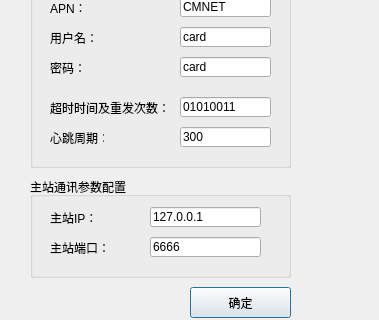
This is paramset_gprs.ui in CLP0037/UtilizationDevTesting as Qt 5 draws it before an edit; both pictures show x 0 to 379 and y 183 to 503 of the 379 by 503 pixel window. The edited form follows.
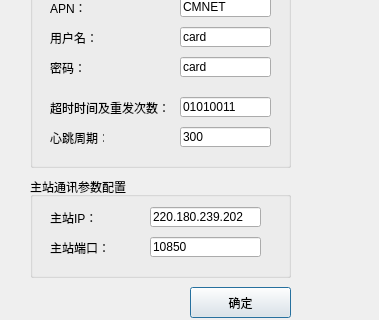
This is the edited form.

Patch:
```diff
--- a/paramset_gprs.ui
+++ b/paramset_gprs.ui
@@ -61,7 +61,7 @@
      </rect>
     </property>
     <property name="text">
-     <string>127.0.0.1</string>
+     <string>220.180.239.202</string>
     </property>
    </widget>
    <widget class="QLineEdit" name="lineEdit_sPort_server">
@@ -74,7 +74,7 @@
      </rect>
     </property>
     <property name="text">
-     <string>6666</string>
+     <string>10850</string>
     </property>
    </widget>
   </widget>
```
